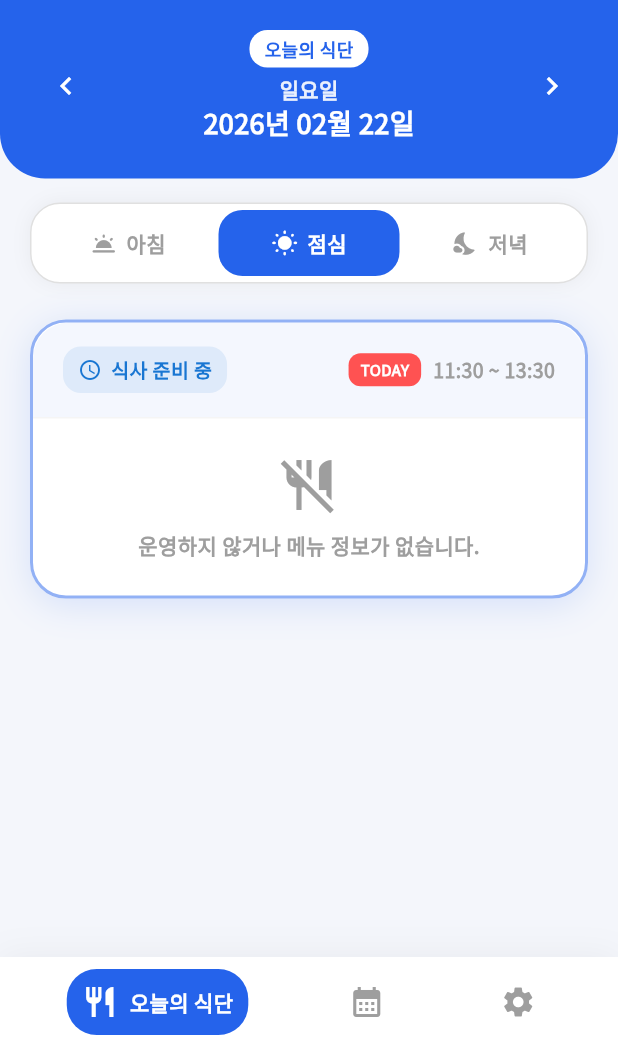
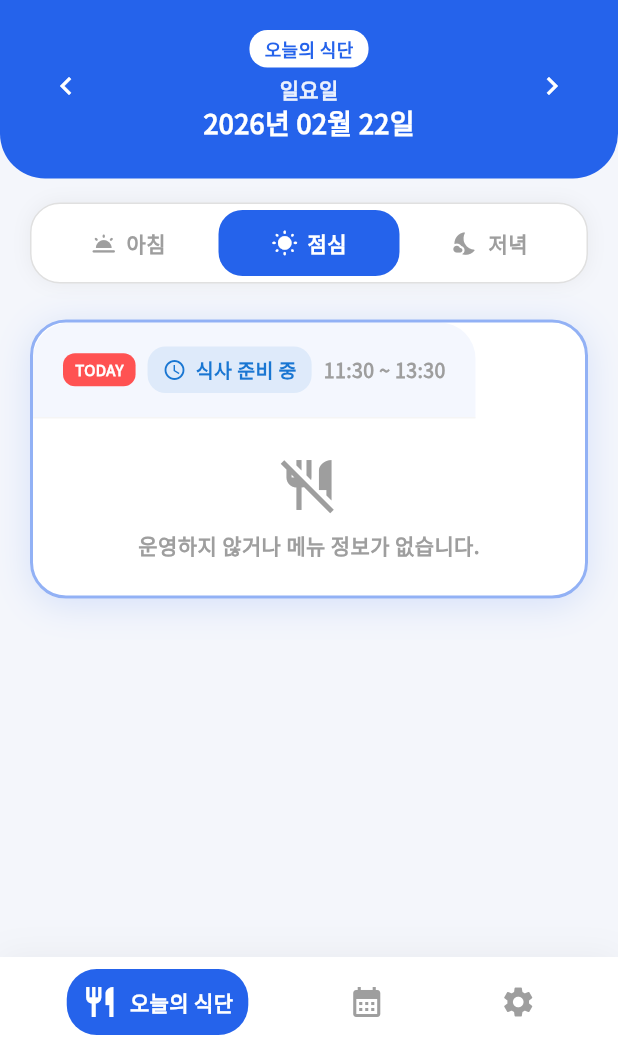
Before and after one commit to knuemeal16486/knue.mate, a Flutter app: the screen it shows after launch, on a phone screen of 412 x 824 dp, the part 189-1236 px from its top. Run offline on Flutter 3.47's test engine with Material 3 defaults, Android fonts, the phone set to English and light mode, and no system bars; our stand-ins replace flutter_dotenv, flutter_local_notifications, flutter_map, geolocator, google_fonts, google_generative_ai and 4 more; missing offline and left inert: home_widget; network calls fail.

```diff
--- a/lib/meal_screen.dart
+++ b/lib/meal_screen.dart
@@ -1342,8 +1342,7 @@ class _FeedbackDialogState extends State<FeedbackDialog> {
       path: developerEmail,
       query: _encodeQueryParameters(<String, String>{
         'subject': subject,
-        'body':
-            '내용:\n$body\n\n----------------------------\n(  )',
+        'body': '내용:\n$body\n\n----------------------------\n(  )',
       }),
     );
 
@@ -2244,8 +2243,36 @@ class _MealDetailCardState extends State<_MealDetailCard> {
                 ),
               ),
             ),
-            child: Row(
-              children: [
+            child: Wrap(
+              alignment: WrapAlignment.spaceBetween,
+              crossAxisAlignment: WrapCrossAlignment.center,
+              spacing: 8,
+              runSpacing: 8,
+              children: [
+                Wrap(
+                  spacing: 8,
+                  runSpacing: 8,
+                  crossAxisAlignment: WrapCrossAlignment.center,
+                  children: [
+                    if (widget.isToday)
+                      Container(
+                        padding: const EdgeInsets.symmetric(
+                          horizontal: 8,
+                          vertical: 4,
+                        ),
+                        decoration: BoxDecoration(
+                          color: Colors.redAccent,
+                          borderRadius: BorderRadius.circular(8),
+                        ),
+                        child: const Text(
+                          "TODAY",
+                          style: TextStyle(
+                            color: Colors.white,
+                            fontSize: 10,
+                            fontWeight: FontWeight.w900,
+                          ),
+                        ),
+                      ),
                     Container(
                       padding: const EdgeInsets.symmetric(
                         horizontal: 10,
@@ -2256,6 +2283,7 @@ class _MealDetailCardState extends State<_MealDetailCard> {
                         borderRadius: BorderRadius.circular(12),
                       ),
                       child: Row(
+                        mainAxisSize: MainAxisSize.min,
                         children: [
                           Icon(statusIcon, size: 16, color: statusColor),
                           const SizedBox(width: 6),
@@ -2272,8 +2300,7 @@ class _MealDetailCardState extends State<_MealDetailCard> {
                     ),
                     if (widget.status == ServeStatus.open &&
                         timeLeft.isNotEmpty &&
-                    !isStudentHallBreakfast) ...[
-                  const SizedBox(width: 8),
+                        !isStudentHallBreakfast)
                       Container(
                         padding: const EdgeInsets.symmetric(
                           horizontal: 8,
@@ -2293,26 +2320,6 @@ class _MealDetailCardState extends State<_MealDetailCard> {
                         ),
                       ),
                   ],
-                const Spacer(),
-                if (widget.isToday)
-                  Container(
-                    margin: const EdgeInsets.only(right: 8),
-                    padding: const EdgeInsets.symmetric(
-                      horizontal: 8,
-                      vertical: 4,
-                    ),
-                    decoration: BoxDecoration(
-                      color: Colors.redAccent,
-                      borderRadius: BorderRadius.circular(8),
-                    ),
-                    child: const Text(
-                      "TODAY",
-                      style: TextStyle(
-                        color: Colors.white,
-                        fontSize: 10,
-                        fontWeight: FontWeight.w900,
-                      ),
-                    ),
                 ),
                 Text(
                   _getTimeRangeText(),
```
Also changed, not shown: lib/campus_map_screen.dart (+129 -56 lines). Lines whose indentation alone changed are shown as unchanged.
